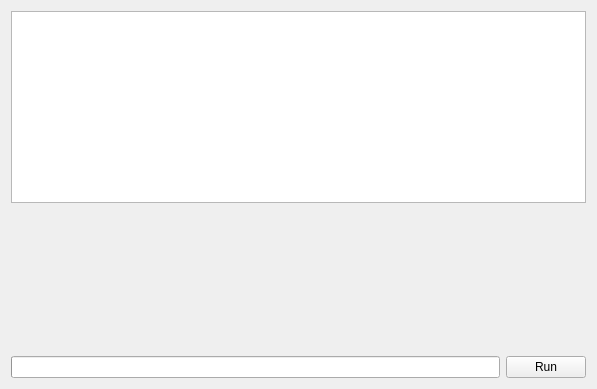
Before: the Qt Designer form gui/NeuroUI/neuroui.ui in mandlm/Neuro, drawn with Qt 5.
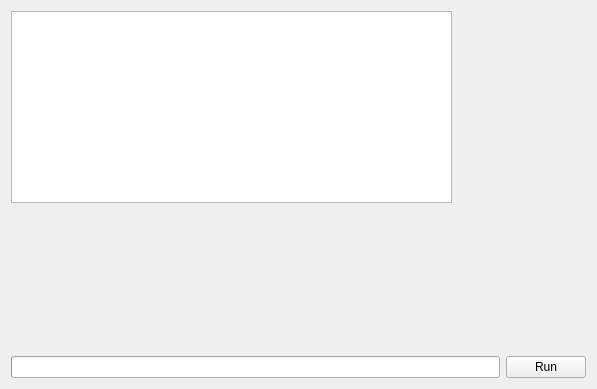
After: the same form once the commit is applied. Icons and pictures are not drawn. Custom widgets are drawn as their Qt base class.

Commit message: Display training digits in UI while training

What changed in the file:
```diff
--- a/gui/NeuroUI/neuroui.ui
+++ b/gui/NeuroUI/neuroui.ui
@@ -20,11 +20,37 @@
   <widget class="QWidget" name="centralWidget">
    <layout class="QVBoxLayout" name="verticalLayout_2">
     <item>
+     <layout class="QHBoxLayout" name="horizontalLayout_2">
+      <item>
      <widget class="QListWidget" name="logView">
       <property name="uniformItemSizes">
        <bool>true</bool>
       </property>
      </widget>
+      </item>
+      <item>
+       <widget class="QLabel" name="label">
+        <property name="sizePolicy">
+         <sizepolicy hsizetype="Fixed" vsizetype="Preferred">
+          <horstretch>0</horstretch>
+          <verstretch>0</verstretch>
+         </sizepolicy>
+        </property>
+        <property name="minimumSize">
+         <size>
+          <width>128</width>
+          <height>0</height>
+         </size>
+        </property>
+        <property name="text">
+         <string/>
+        </property>
+        <property name="alignment">
+         <set>Qt::AlignCenter</set>
+        </property>
+       </widget>
+      </item>
+     </layout>
     </item>
     <item>
      <widget class="ErrorPlotter" name="errorPlotter" native="true">
```
Lines whose indentation alone changed are shown as unchanged. The commit also changes 5 other files.
